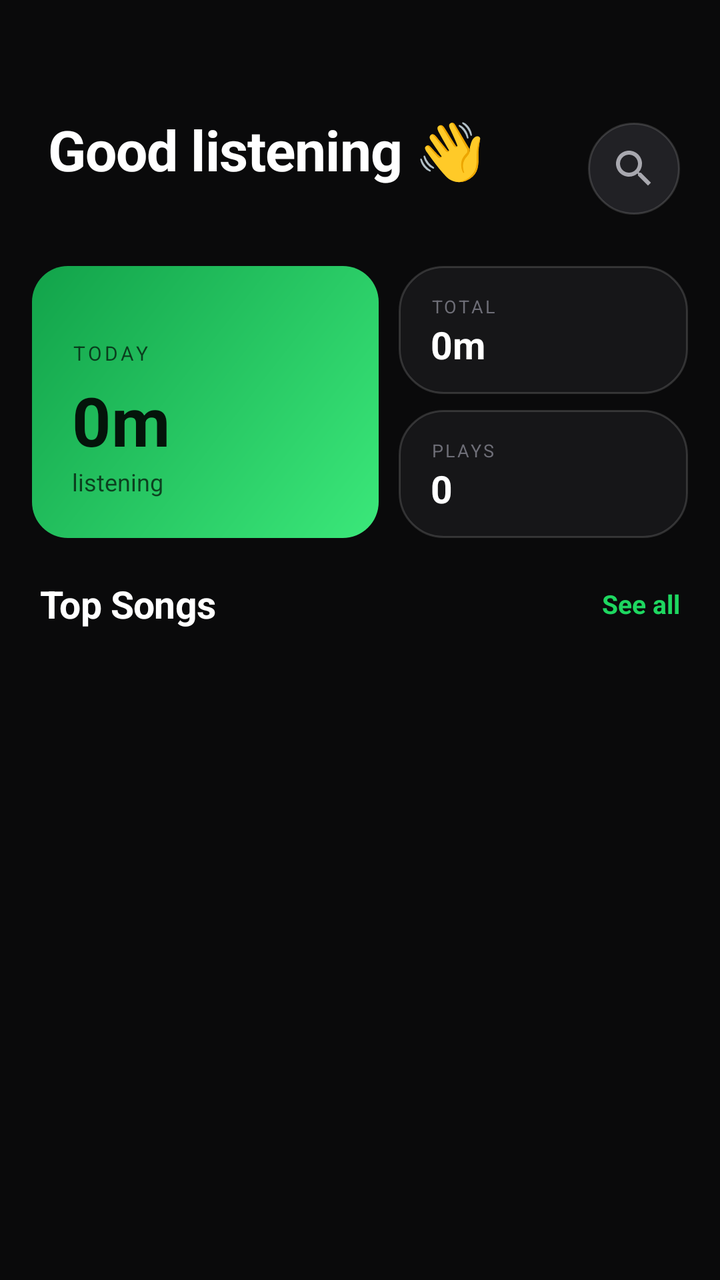
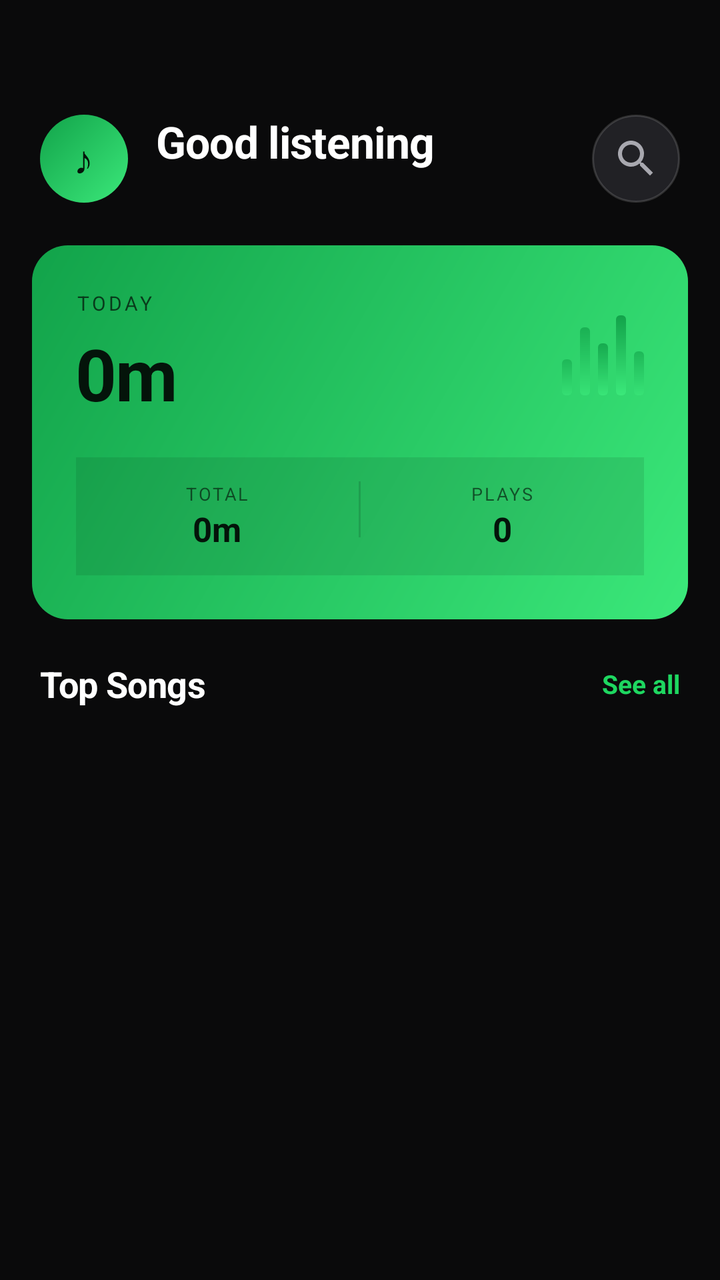

An Android layout rendered at two revisions. The XML below is the earlier revision; the diff shows what the commit changed to produce the second picture.
<!-- AndroidManifest.xml: application theme Theme.Rhythmix -->
<!-- res/layout/fragment_home.xml -->
<?xml version="1.0" encoding="utf-8"?>
<LinearLayout
    xmlns:android="http://schemas.android.com/apk/res/android"
    xmlns:app="http://schemas.android.com/apk/res-auto"
    android:layout_width="match_parent"
    android:layout_height="match_parent"
    android:background="@color/bg"
    android:orientation="vertical">

    
    <LinearLayout
        android:layout_width="match_parent"
        android:layout_height="wrap_content"
        android:orientation="horizontal"
        android:paddingStart="24dp"
        android:paddingEnd="20dp"
        android:paddingTop="56dp"
        android:paddingBottom="20dp"
        android:gravity="center_vertical">

        <LinearLayout
            android:layout_width="0dp"
            android:layout_height="wrap_content"
            android:layout_weight="1"
            android:orientation="vertical">
            <TextView
                android:layout_width="wrap_content"
                android:layout_height="wrap_content"
                android:text="Good listening 👋"
                android:textSize="28sp"
                android:textStyle="bold"
                android:letterSpacing="-0.01"
                android:textColor="@color/text_primary" />
            <TextView
                android:id="@+id/tv_song_count"
                android:layout_width="wrap_content"
                android:layout_height="wrap_content"
                android:textSize="13sp"
                android:layout_marginTop="2dp"
                android:textColor="@color/text_secondary" />
        </LinearLayout>

        <ImageButton
            android:id="@+id/btn_search"
            android:layout_width="46dp"
            android:layout_height="46dp"
            android:src="@drawable/ic_search"
            android:background="@drawable/bg_icon_btn"
            android:padding="11dp"
            app:tint="@color/text_secondary" />
    </LinearLayout>

    <androidx.core.widget.NestedScrollView
        android:layout_width="match_parent"
        android:layout_height="0dp"
        android:layout_weight="1"
        android:overScrollMode="never"
        android:scrollbars="none">

        <LinearLayout
            android:layout_width="match_parent"
            android:layout_height="wrap_content"
            android:orientation="vertical"
            android:paddingBottom="16dp">

            
            <LinearLayout
                android:layout_width="match_parent"
                android:layout_height="wrap_content"
                android:orientation="horizontal"
                android:paddingHorizontal="16dp"
                android:paddingBottom="20dp">

                
                <LinearLayout
                    android:layout_width="0dp"
                    android:layout_height="136dp"
                    android:layout_weight="1.2"
                    android:orientation="vertical"
                    android:background="@drawable/bg_card_accent"
                    android:padding="20dp"
                    android:layout_marginEnd="10dp"
                    android:gravity="bottom">
                    <TextView
                        android:layout_width="wrap_content"
                        android:layout_height="wrap_content"
                        android:text="TODAY"
                        android:textSize="10sp"
                        android:textColor="@color/accent_on"
                        android:letterSpacing="0.14"
                        android:alpha="0.75"
                        android:layout_marginBottom="4dp"/>
                    <TextView
                        android:id="@+id/tv_today_time"
                        android:layout_width="wrap_content"
                        android:layout_height="wrap_content"
                        android:text="0m"
                        android:textColor="@color/accent_on"
                        android:textSize="34sp"
                        android:textStyle="bold"/>
                    <TextView
                        android:layout_width="wrap_content"
                        android:layout_height="wrap_content"
                        android:text="listening"
                        android:textSize="12sp"
                        android:alpha="0.75"
                        android:textColor="@color/accent_on"/>
                </LinearLayout>

                
                <LinearLayout
                    android:layout_width="0dp"
                    android:layout_height="136dp"
                    android:layout_weight="1"
                    android:orientation="vertical">

                    <LinearLayout
                        android:layout_width="match_parent"
                        android:layout_height="0dp"
                        android:layout_weight="1"
                        android:orientation="vertical"
                        android:background="@drawable/bg_stat_card"
                        android:paddingHorizontal="16dp"
                        android:paddingVertical="12dp"
                        android:layout_marginBottom="8dp"
                        android:gravity="bottom">
                        <TextView android:layout_width="wrap_content" android:layout_height="wrap_content"
                            android:text="TOTAL" android:textSize="9sp" android:textColor="@color/text_tertiary"
                            android:letterSpacing="0.12"/>
                        <TextView android:id="@+id/tv_total_time"
                            android:layout_width="wrap_content" android:layout_height="wrap_content"
                            android:text="0m" android:textSize="19sp" android:textStyle="bold" android:textColor="@color/text_primary"/>
                    </LinearLayout>

                    <LinearLayout
                        android:layout_width="match_parent"
                        android:layout_height="0dp"
                        android:layout_weight="1"
                        android:orientation="vertical"
                        android:background="@drawable/bg_stat_card"
                        android:paddingHorizontal="16dp"
                        android:paddingVertical="12dp"
                        android:gravity="bottom">
                        <TextView android:layout_width="wrap_content" android:layout_height="wrap_content"
                            android:text="PLAYS" android:textSize="9sp" android:textColor="@color/text_tertiary"
                            android:letterSpacing="0.12"/>
                        <TextView android:id="@+id/tv_total_plays"
                            android:layout_width="wrap_content" android:layout_height="wrap_content"
                            android:text="0" android:textSize="19sp" android:textStyle="bold" android:textColor="@color/text_primary"/>
                    </LinearLayout>
                </LinearLayout>
            </LinearLayout>

            
            <LinearLayout
                android:layout_width="match_parent"
                android:layout_height="wrap_content"
                android:orientation="horizontal"
                android:paddingHorizontal="20dp"
                android:paddingBottom="12dp"
                android:gravity="center_vertical">
                <TextView
                    android:layout_width="0dp"
                    android:layout_height="wrap_content"
                    android:layout_weight="1"
                    android:text="Top Songs"
                    android:textSize="19sp"
                    android:textStyle="bold"
                    android:letterSpacing="-0.01"
                    android:textColor="@color/text_primary" />
                <TextView
                    android:id="@+id/tv_see_all"
                    android:layout_width="wrap_content"
                    android:layout_height="wrap_content"
                    android:text="See all"
                    android:textSize="13sp"
                    android:textStyle="bold"
                    android:textColor="@color/accent"
                    android:clickable="true"
                    android:focusable="true"/>
            </LinearLayout>

            <androidx.recyclerview.widget.RecyclerView
                android:id="@+id/rv_top_songs"
                android:layout_width="match_parent"
                android:layout_height="wrap_content"
                android:nestedScrollingEnabled="false"
                android:overScrollMode="never"
                app:layoutManager="androidx.recyclerview.widget.LinearLayoutManager" />

        </LinearLayout>
    </androidx.core.widget.NestedScrollView>
</LinearLayout>
<!-- resources referenced by this layout -->
<resources>
  <color name="accent">#1ED760</color>
  <color name="accent_on">#04140A</color>
  <color name="bg">#0A0A0B</color>
  <color name="text_primary">#FFFFFF</color>
  <color name="text_secondary">#A8A8AF</color>
  <color name="text_tertiary">#6E6E77</color>
  <!-- drawable bg_card_accent (drawable) -->
  <?xml version="1.0" encoding="utf-8"?>
  <shape xmlns:android="http://schemas.android.com/apk/res/android">
      <gradient
          android:type="linear"
          android:angle="135"
          android:startColor="@color/accent_light"
          android:endColor="@color/accent_dark" />
      <corners android:radius="18dp" />
  </shape>
  <!-- drawable bg_icon_btn (drawable) -->
  <?xml version="1.0" encoding="utf-8"?>
  <ripple xmlns:android="http://schemas.android.com/apk/res/android"
      android:color="#3DFFFFFF">
      <item>
          <shape android:shape="oval">
              <solid android:color="@color/surface2" />
              <stroke android:width="1dp" android:color="@color/surface_border" />
          </shape>
      </item>
  </ripple>
  <!-- drawable bg_stat_card (drawable) -->
  <?xml version="1.0" encoding="utf-8"?>
  <shape xmlns:android="http://schemas.android.com/apk/res/android">
      <solid android:color="@color/surface" />
      <corners android:radius="22dp" />
      <stroke android:width="1dp" android:color="@color/surface_border" />
  </shape>
  <!-- drawable ic_search (drawable) -->
  <vector xmlns:android="http://schemas.android.com/apk/res/android" android:width="24dp" android:height="24dp" android:viewportWidth="24" android:viewportHeight="24">
    <path android:fillColor="#FFFFFF" android:pathData="M15.5 14h-.79l-.28-.27C15.41 12.59 16 11.11 16 9.5 16 5.91 13.09 3 9.5 3S3 5.91 3 9.5 5.91 16 9.5 16c1.61 0 3.09-.59 4.23-1.57l.27.28v.79l5 4.99L20.49 19l-4.99-5zm-6 0C7.01 14 5 11.99 5 9.5S7.01 5 9.5 5 14 7.01 14 9.5 11.99 14 9.5 14z"/>
  </vector>
  <color name="accent_light">#3BE87A</color>
  <color name="accent_dark">#12A34A</color>
  <color name="surface2">#212125</color>
  <color name="surface_border">#26FFFFFF</color>
  <color name="surface">#161618</color>
  <color name="accent_dim">#17281D</color>
  <color name="violet">#A78BFA</color>
  <color name="black">#000000</color>
  <color name="nav_bg">#101012</color>
  <style name="Widget.Rhythmix.Chip" parent="Widget.Material3.Chip.Filter">
          <item name="chipBackgroundColor">@color/surface2</item>
          <item name="chipStrokeColor">@color/surface_border</item>
          <item name="chipStrokeWidth">1dp</item>
          <item name="android:textColor">@color/text_secondary</item>
          <item name="chipCornerRadius">100dp</item>
          <item name="checkedIconVisible">false</item>
      </style>
  <!-- unchanged entries left out for length: 1 -->
</resources>

<!-- the commit's change to res/layout/fragment_home.xml (unified diff, before → after) -->
@@ -12,11 +12,25 @@
         android:layout_width="match_parent"
         android:layout_height="wrap_content"
         android:orientation="horizontal"
-        android:paddingStart="24dp"
+        android:paddingStart="20dp"
         android:paddingEnd="20dp"
         android:paddingTop="56dp"
         android:paddingBottom="20dp"
         android:gravity="center_vertical">
+
+        <FrameLayout
+            android:layout_width="44dp"
+            android:layout_height="44dp"
+            android:background="@drawable/bg_avatar"
+            android:layout_marginEnd="14dp">
+            <TextView
+                android:layout_width="wrap_content"
+                android:layout_height="wrap_content"
+                android:layout_gravity="center"
+                android:text="♪"
+                android:textSize="20sp"
+                android:textColor="@color/accent_on" />
+        </FrameLayout>
 
         <LinearLayout
             android:layout_width="0dp"
@@ -26,8 +40,8 @@
             <TextView
                 android:layout_width="wrap_content"
                 android:layout_height="wrap_content"
-                android:text="Good listening 👋"
-                android:textSize="28sp"
+                android:text="Good listening"
+                android:textSize="22sp"
                 android:textStyle="bold"
                 android:letterSpacing="-0.01"
                 android:textColor="@color/text_primary" />
@@ -35,18 +49,18 @@
                 android:id="@+id/tv_song_count"
                 android:layout_width="wrap_content"
                 android:layout_height="wrap_content"
-                android:textSize="13sp"
-                android:layout_marginTop="2dp"
+                android:textSize="12sp"
+                android:layout_marginTop="1dp"
                 android:textColor="@color/text_secondary" />
         </LinearLayout>
 
         <ImageButton
             android:id="@+id/btn_search"
-            android:layout_width="46dp"
-            android:layout_height="46dp"
+            android:layout_width="44dp"
+            android:layout_height="44dp"
             android:src="@drawable/ic_search"
             android:background="@drawable/bg_icon_btn"
-            android:padding="11dp"
+            android:padding="10dp"
             app:tint="@color/text_secondary" />
     </LinearLayout>
 
@@ -67,86 +81,73 @@
             <LinearLayout
                 android:layout_width="match_parent"
                 android:layout_height="wrap_content"
-                android:orientation="horizontal"
-                android:paddingHorizontal="16dp"
-                android:paddingBottom="20dp">
+                android:orientation="vertical"
+                android:background="@drawable/bg_card_accent"
+                android:padding="22dp"
+                android:layout_marginHorizontal="16dp"
+                android:layout_marginBottom="12dp">
 
-                
                 <LinearLayout
-                    android:layout_width="0dp"
-                    android:layout_height="136dp"
-                    android:layout_weight="1.2"
-                    android:orientation="vertical"
-                    android:background="@drawable/bg_card_accent"
-                    android:padding="20dp"
-                    android:layout_marginEnd="10dp"
-                    android:gravity="bottom">
-                    <TextView
-                        android:layout_width="wrap_content"
+                    android:layout_width="match_parent"
+                    android:layout_height="wrap_content"
+                    android:orientation="horizontal"
+                    android:gravity="center_vertical">
+                    <LinearLayout
+                        android:layout_width="0dp"
                         android:layout_height="wrap_content"
-                        android:text="TODAY"
-                        android:textSize="10sp"
-                        android:textColor="@color/accent_on"
-                        android:letterSpacing="0.14"
-                        android:alpha="0.75"
-                        android:layout_marginBottom="4dp"/>
-                    <TextView
-                        android:id="@+id/tv_today_time"
-                        android:layout_width="wrap_content"
-                        android:layout_height="wrap_content"
-                        android:text="0m"
-                        android:textColor="@color/accent_on"
-                        android:textSize="34sp"
-                        android:textStyle="bold"/>
-                    <TextView
-                        android:layout_width="wrap_content"
-                        android:layout_height="wrap_content"
-                        android:text="listening"
-                        android:textSize="12sp"
-                        android:alpha="0.75"
-                        android:textColor="@color/accent_on"/>
+                        android:layout_weight="1"
+                        android:orientation="vertical">
+                        <TextView
+                            android:layout_width="wrap_content" android:layout_height="wrap_content"
+                            android:text="TODAY" android:textSize="10sp" android:textColor="@color/accent_on"
+                            android:letterSpacing="0.14" android:alpha="0.75" android:layout_marginBottom="4dp"/>
+                        <TextView
+                            android:id="@+id/tv_today_time"
+                            android:layout_width="wrap_content" android:layout_height="wrap_content"
+                            android:text="0m" android:textColor="@color/accent_on"
+                            android:textSize="36sp" android:textStyle="bold" android:letterSpacing="-0.02"/>
+                    </LinearLayout>
+                    
+                    <LinearLayout
+                        android:layout_width="wrap_content" android:layout_height="40dp"
+                        android:orientation="horizontal" android:gravity="bottom">
+                        <View android:layout_width="5dp" android:layout_height="18dp" android:background="@drawable/bg_waveform_bar" android:layout_marginEnd="4dp" android:alpha="0.55"/>
+                        <View android:layout_width="5dp" android:layout_height="34dp" android:background="@drawable/bg_waveform_bar" android:layout_marginEnd="4dp" android:alpha="0.7"/>
+                        <View android:layout_width="5dp" android:layout_height="26dp" android:background="@drawable/bg_waveform_bar" android:layout_marginEnd="4dp" android:alpha="0.85"/>
+                        <View android:layout_width="5dp" android:layout_height="40dp" android:background="@drawable/bg_waveform_bar" android:layout_marginEnd="4dp"/>
+                        <View android:layout_width="5dp" android:layout_height="22dp" android:background="@drawable/bg_waveform_bar" android:alpha="0.6"/>
+                    </LinearLayout>
                 </LinearLayout>
 
                 
                 <LinearLayout
-                    android:layout_width="0dp"
-                    android:layout_height="136dp"
-                    android:layout_weight="1"
-                    android:orientation="vertical">
+                    android:layout_width="match_parent"
+                    android:layout_height="wrap_content"
+                    android:orientation="horizontal"
+                    android:layout_marginTop="18dp"
+                    android:background="#1A04140E"
+                    android:paddingVertical="12dp">
 
                     <LinearLayout
-                        android:layout_width="match_parent"
-                        android:layout_height="0dp"
-                        android:layout_weight="1"
-                        android:orientation="vertical"
-                        android:background="@drawable/bg_stat_card"
-                        android:paddingHorizontal="16dp"
-                        android:paddingVertical="12dp"
-                        android:layout_marginBottom="8dp"
-                        android:gravity="bottom">
+                        android:layout_width="0dp" android:layout_height="wrap_content" android:layout_weight="1"
+                        android:orientation="vertical" android:gravity="center" android:paddingHorizontal="8dp">
                         <TextView android:layout_width="wrap_content" android:layout_height="wrap_content"
-                            android:text="TOTAL" android:textSize="9sp" android:textColor="@color/text_tertiary"
-                            android:letterSpacing="0.12"/>
+                            android:text="TOTAL" android:textSize="9sp" android:textColor="@color/accent_on" android:alpha="0.65" android:letterSpacing="0.1"/>
                         <TextView android:id="@+id/tv_total_time"
                             android:layout_width="wrap_content" android:layout_height="wrap_content"
-                            android:text="0m" android:textSize="19sp" android:textStyle="bold" android:textColor="@color/text_primary"/>
+                            android:text="0m" android:textSize="17sp" android:textStyle="bold" android:textColor="@color/accent_on"/>
                     </LinearLayout>
 
+                    <View android:layout_width="1dp" android:layout_height="28dp" android:background="#2604140E"/>
+
                     <LinearLayout
-                        android:layout_width="match_parent"
-                        android:layout_height="0dp"
-                        android:layout_weight="1"
-                        android:orientation="vertical"
-                        android:background="@drawable/bg_stat_card"
-                        android:paddingHorizontal="16dp"
-                        android:paddingVertical="12dp"
-                        android:gravity="bottom">
+                        android:layout_width="0dp" android:layout_height="wrap_content" android:layout_weight="1"
+                        android:orientation="vertical" android:gravity="center" android:paddingHorizontal="8dp">
                         <TextView android:layout_width="wrap_content" android:layout_height="wrap_content"
-                            android:text="PLAYS" android:textSize="9sp" android:textColor="@color/text_tertiary"
-                            android:letterSpacing="0.12"/>
+                            android:text="PLAYS" android:textSize="9sp" android:textColor="@color/accent_on" android:alpha="0.65" android:letterSpacing="0.1"/>
                         <TextView android:id="@+id/tv_total_plays"
                             android:layout_width="wrap_content" android:layout_height="wrap_content"
-                            android:text="0" android:textSize="19sp" android:textStyle="bold" android:textColor="@color/text_primary"/>
+                            android:text="0" android:textSize="17sp" android:textStyle="bold" android:textColor="@color/accent_on"/>
                     </LinearLayout>
                 </LinearLayout>
             </LinearLayout>
@@ -157,14 +158,15 @@
                 android:layout_height="wrap_content"
                 android:orientation="horizontal"
                 android:paddingHorizontal="20dp"
-                android:paddingBottom="12dp"
+                android:paddingTop="8dp"
+                android:paddingBottom="10dp"
                 android:gravity="center_vertical">
                 <TextView
                     android:layout_width="0dp"
                     android:layout_height="wrap_content"
                     android:layout_weight="1"
                     android:text="Top Songs"
-                    android:textSize="19sp"
+                    android:textSize="18sp"
                     android:textStyle="bold"
                     android:letterSpacing="-0.01"
                     android:textColor="@color/text_primary" />
<!-- resource entries referenced after the edit -->
@@ -5,7 +5,15 @@
   <color name="bg">#0A0A0B</color>
   <color name="text_primary">#FFFFFF</color>
   <color name="text_secondary">#A8A8AF</color>
-  <color name="text_tertiary">#6E6E77</color>
+  <!-- drawable bg_avatar (drawable) -->
+  <?xml version="1.0" encoding="utf-8"?>
+  <shape xmlns:android="http://schemas.android.com/apk/res/android" android:shape="oval">
+      <gradient
+          android:type="linear"
+          android:angle="135"
+          android:startColor="@color/accent_light"
+          android:endColor="@color/accent_dark" />
+  </shape>
   <!-- drawable bg_card_accent (drawable) -->
   <?xml version="1.0" encoding="utf-8"?>
   <shape xmlns:android="http://schemas.android.com/apk/res/android">
@@ -27,12 +35,15 @@
           </shape>
       </item>
   </ripple>
-  <!-- drawable bg_stat_card (drawable) -->
+  <!-- drawable bg_waveform_bar (drawable) -->
   <?xml version="1.0" encoding="utf-8"?>
   <shape xmlns:android="http://schemas.android.com/apk/res/android">
-      <solid android:color="@color/surface" />
-      <corners android:radius="22dp" />
-      <stroke android:width="1dp" android:color="@color/surface_border" />
+      <gradient
+          android:type="linear"
+          android:angle="90"
+          android:startColor="@color/accent_light"
+          android:endColor="@color/accent_dark" />
+      <corners android:radius="2dp" />
   </shape>
   <!-- drawable ic_search (drawable) -->
   <vector xmlns:android="http://schemas.android.com/apk/res/android" android:width="24dp" android:height="24dp" android:viewportWidth="24" android:viewportHeight="24">
